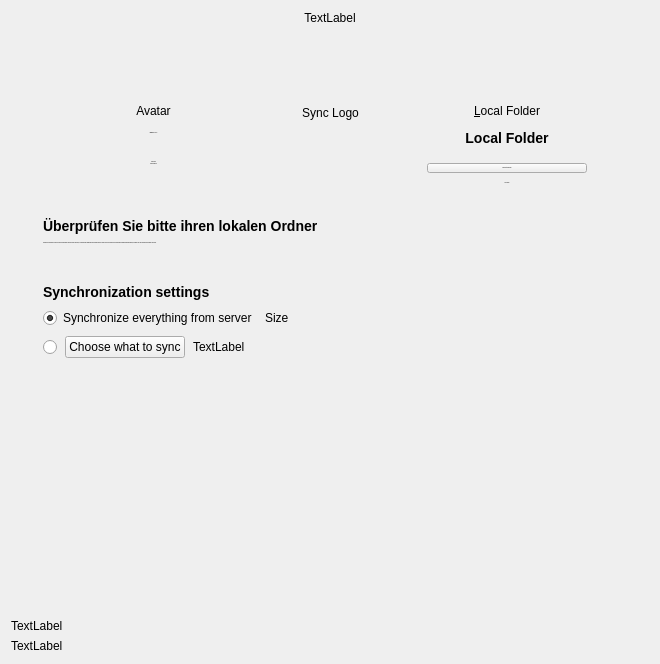
First picture: the form in src/gui/wizard/owncloudadvancedsetuppage.ui, repository nextmcloud/desktop, before the edit.
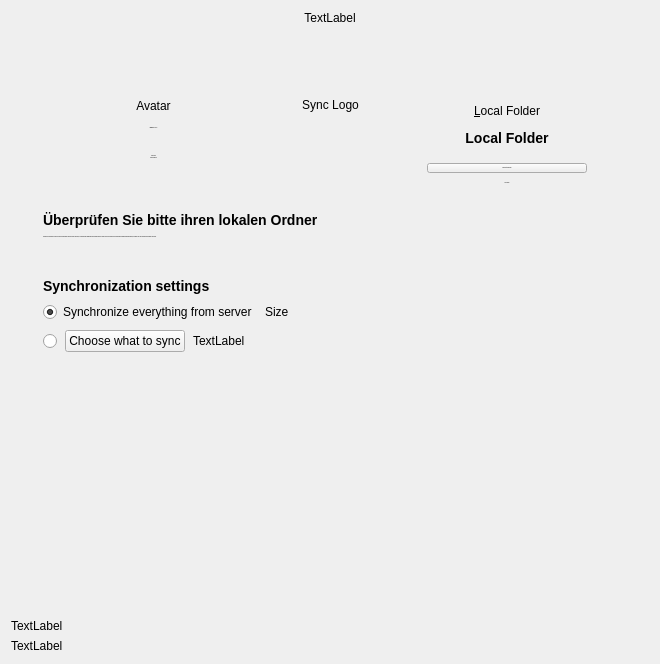
Second picture: the form after the edit.

```diff
--- a/src/gui/wizard/owncloudadvancedsetuppage.ui
+++ b/src/gui/wizard/owncloudadvancedsetuppage.ui
@@ -94,7 +94,7 @@
            <property name="sizeHint" stdset="0">
             <size>
              <width>20</width>
-             <height>60</height>
+             <height>55</height>
             </size>
            </property>
           </spacer>
@@ -129,9 +129,7 @@
           <widget class="QLabel" name="userNameLabel_2">
            <property name="font">
             <font>
-             <family>Segoe UI</family>
              <pointsize>-1</pointsize>
-             <weight>50</weight>
              <italic>false</italic>
              <bold>false</bold>
             </font>
@@ -167,9 +165,7 @@
           <widget class="QLabel" name="userNameLabel">
            <property name="font">
             <font>
-             <family>Segoe UI</family>
              <pointsize>-1</pointsize>
-             <weight>50</weight>
              <italic>false</italic>
              <bold>false</bold>
             </font>
@@ -189,9 +185,7 @@
           <widget class="QLabel" name="serverAddressLabel">
            <property name="font">
             <font>
-             <family>Segoe UI</family>
              <pointsize>-1</pointsize>
-             <weight>50</weight>
              <italic>false</italic>
              <bold>false</bold>
             </font>
@@ -286,7 +280,7 @@
            <property name="sizeHint" stdset="0">
             <size>
              <width>20</width>
-             <height>80</height>
+             <height>90</height>
             </size>
            </property>
           </spacer>
@@ -502,7 +496,7 @@
            <property name="sizeHint" stdset="0">
             <size>
              <width>20</width>
-             <height>28</height>
+             <height>22</height>
             </size>
            </property>
           </spacer>
@@ -558,9 +552,7 @@
           <widget class="QLabel" name="localFolderHead_5">
            <property name="font">
             <font>
-             <family>Segoe UI</family>
              <pointsize>-1</pointsize>
-             <weight>9</weight>
              <italic>false</italic>
              <bold>false</bold>
             </font>
@@ -582,9 +574,7 @@
         <widget class="QLabel" name="localFolderHead_6">
          <property name="font">
           <font>
-           <family>Segoe UI</family>
            <pointsize>-1</pointsize>
-           <weight>50</weight>
            <italic>false</italic>
            <bold>false</bold>
           </font>
@@ -628,9 +618,7 @@
           <widget class="QLabel" name="synchronizationSettingsLabel">
            <property name="font">
             <font>
-             <family>Segoe UI</family>
              <pointsize>-1</pointsize>
-             <weight>9</weight>
              <italic>false</italic>
              <bold>false</bold>
             </font>
```
Left out of the diff: 6 changed lines with no effect on the pictures.
